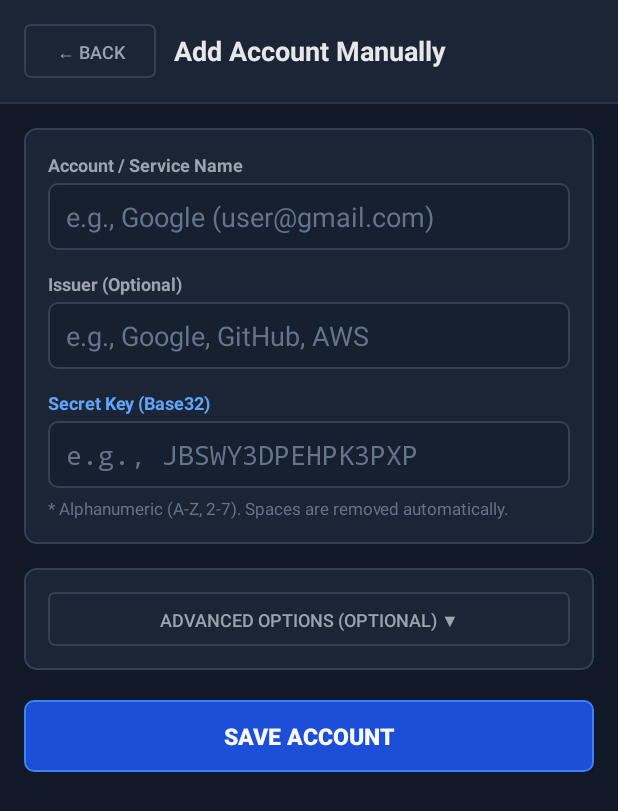
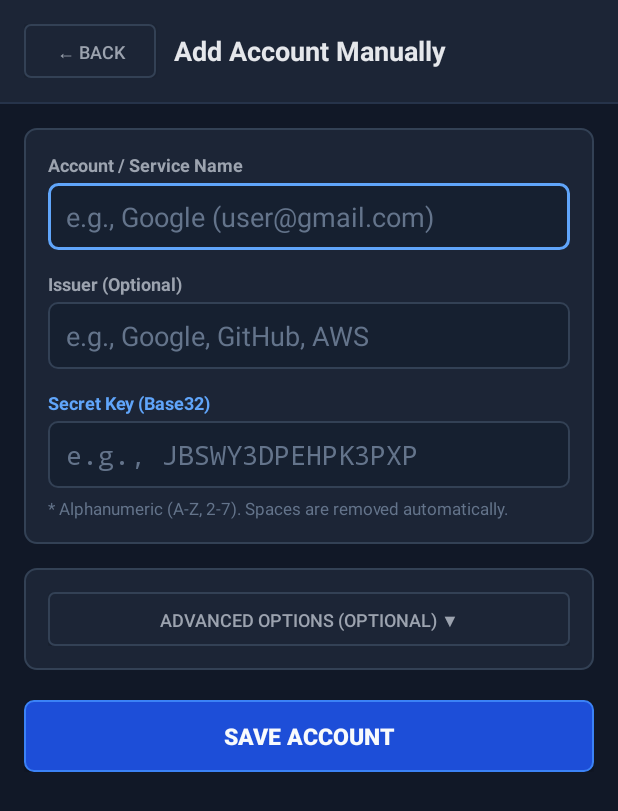
Before and after one commit to drawerdev/kurakagi, an Android app: the ManualAddActivity screen opened directly, with no data from a screen before it, on a phone screen of 412 x 824 dp. Shown: the top 811 px of the screen. Run offline under Robolectric (Android 15) with nearby library versions, the phone set to English and light mode, and no system bars.

Commit message:
Show which text field has focus
The focused field gets a 2dp accent border in both themes.
Before, a tapped field looked the same as the others.

```diff
--- a/app/src/main/res/drawable/bg_edit_text.xml
+++ b/app/src/main/res/drawable/bg_edit_text.xml
@@ -1,6 +1,22 @@
 <?xml version="1.0" encoding="utf-8"?>
-<shape xmlns:android="http://schemas.android.com/apk/res/android"
-    android:shape="rectangle">
+<!-- 入力欄の背景。選ばれている（フォーカスがある）ときは枠を太く、アクセントの色にする（K-02 の 2-1） -->
+<selector xmlns:android="http://schemas.android.com/apk/res/android">
+    <item android:state_focused="true">
+        <shape android:shape="rectangle">
+            <solid android:color="@color/bg_surface_alt" />
+            <stroke
+                android:width="2dp"
+                android:color="@color/border_active" />
+            <corners android:radius="6dp" />
+            <padding
+                android:bottom="10dp"
+                android:left="12dp"
+                android:right="12dp"
+                android:top="10dp" />
+        </shape>
+    </item>
+    <item>
+        <shape android:shape="rectangle">
             <solid android:color="@color/bg_surface_alt" />
             <stroke
                 android:width="1dp"
@@ -12,3 +28,5 @@
                 android:right="12dp"
                 android:top="10dp" />
         </shape>
+    </item>
+</selector>
--- a/app/src/main/res/drawable/bg_edit_text_dark.xml
+++ b/app/src/main/res/drawable/bg_edit_text_dark.xml
@@ -1,6 +1,22 @@
 <?xml version="1.0" encoding="utf-8"?>
-<shape xmlns:android="http://schemas.android.com/apk/res/android"
-    android:shape="rectangle">
+<!-- 入力欄の背景。選ばれている（フォーカスがある）ときは枠を太く、アクセントの色にする（K-02 の 2-1） -->
+<selector xmlns:android="http://schemas.android.com/apk/res/android">
+    <item android:state_focused="true">
+        <shape android:shape="rectangle">
+            <solid android:color="@color/dark_surface_alt" />
+            <stroke
+                android:width="2dp"
+                android:color="@color/dark_border_active" />
+            <corners android:radius="6dp" />
+            <padding
+                android:bottom="10dp"
+                android:left="12dp"
+                android:right="12dp"
+                android:top="10dp" />
+        </shape>
+    </item>
+    <item>
+        <shape android:shape="rectangle">
             <solid android:color="@color/dark_surface_alt" />
             <stroke
                 android:width="1dp"
@@ -12,3 +28,5 @@
                 android:right="12dp"
                 android:top="10dp" />
         </shape>
+    </item>
+</selector>
--- a/app/src/main/res/drawable/bg_edit_text_light.xml
+++ b/app/src/main/res/drawable/bg_edit_text_light.xml
@@ -1,6 +1,22 @@
 <?xml version="1.0" encoding="utf-8"?>
-<shape xmlns:android="http://schemas.android.com/apk/res/android"
-    android:shape="rectangle">
+<!-- 入力欄の背景。選ばれている（フォーカスがある）ときは枠を太く、アクセントの色にする（K-02 の 2-1） -->
+<selector xmlns:android="http://schemas.android.com/apk/res/android">
+    <item android:state_focused="true">
+        <shape android:shape="rectangle">
+            <solid android:color="@color/light_surface_alt" />
+            <stroke
+                android:width="2dp"
+                android:color="@color/light_border_active" />
+            <corners android:radius="6dp" />
+            <padding
+                android:bottom="10dp"
+                android:left="12dp"
+                android:right="12dp"
+                android:top="10dp" />
+        </shape>
+    </item>
+    <item>
+        <shape android:shape="rectangle">
             <solid android:color="@color/light_surface_alt" />
             <stroke
                 android:width="1dp"
@@ -12,3 +28,5 @@
                 android:right="12dp"
                 android:top="10dp" />
         </shape>
+    </item>
+</selector>
```
Lines whose indentation alone changed are shown as unchanged.
